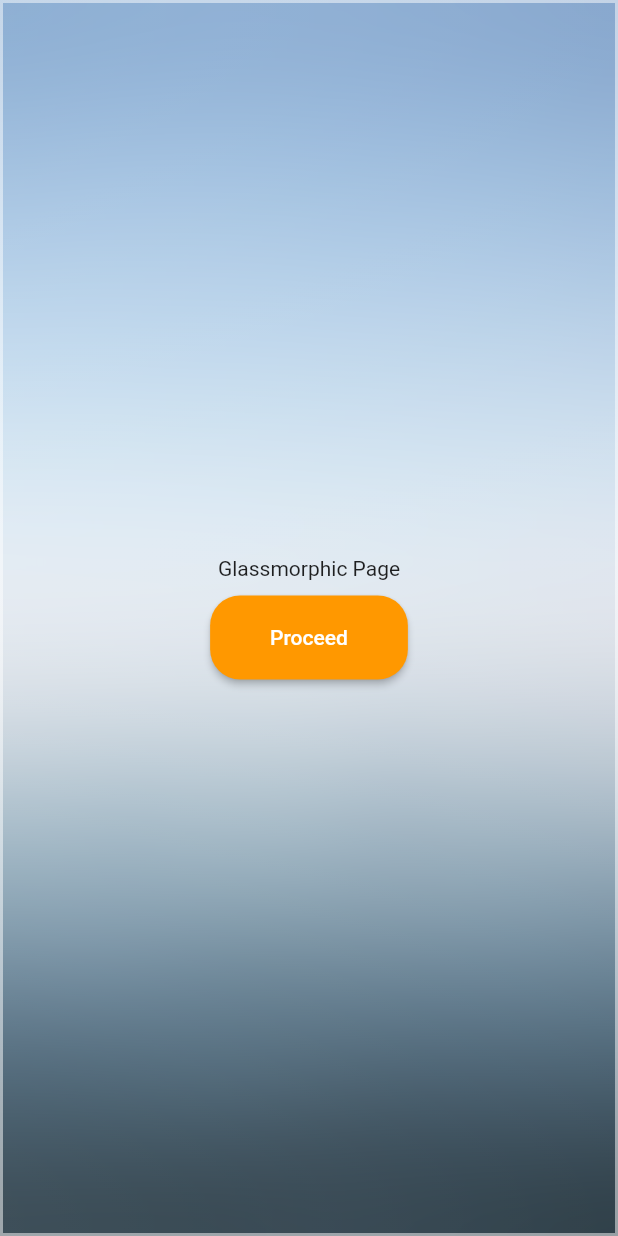
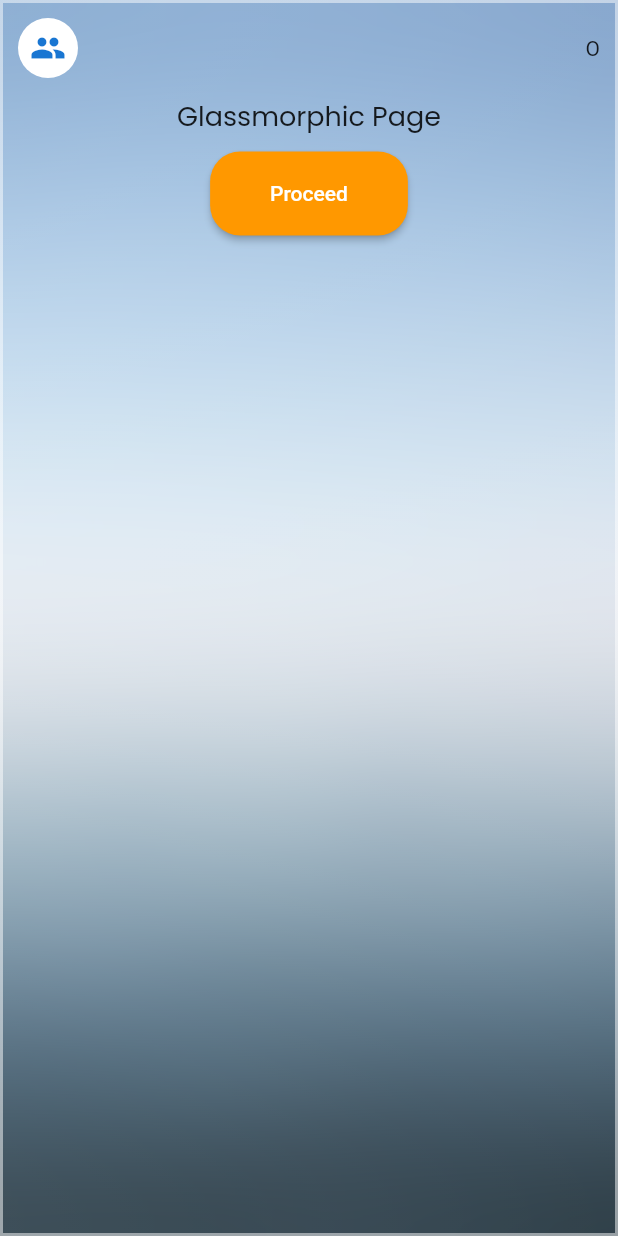
Before and after one commit to maulahaz/flt-zapprun-exercise, a Flutter app: the screen it shows after launch, on a phone screen of 412 x 824 dp. Run offline on Flutter 3.47's test engine with Material 2 defaults, Android fonts, the phone set to English and light mode, and no system bars; drawn by our look-alikes of glassmorphism.

Commit message:
Add Themes

```diff
--- a/lib/configs/all_configs.dart
+++ b/lib/configs/all_configs.dart
@@ -1,3 +1,4 @@
 export 'colors.dart';
 export 'sizes.dart';
 export 'styles.dart';
+export 'themes.dart';
--- a/lib/configs/colors.dart
+++ b/lib/configs/colors.dart
@@ -1,4 +1,15 @@
 import 'package:flutter/material.dart';
+
+// Main Colors:
+// --------------------------------------------------
+const kRed = Color(0xFFE92E30);
+const kGreen = Color(0xFF6AC259);
+const kBlue = Colors.blue;
+const kYellow = Colors.yellow;
+const kGrey = Color(0xFFC1C1C1);
+const kWhite = Color(0xFFFFFFFF);
+const kBlack = Color(0xFF101010);
+const kTransparent = Colors.transparent;
 
 //--App Colors (can be for Text):
 // --------------------------------------------------
--- a/lib/configs/sizes.dart
+++ b/lib/configs/sizes.dart
@@ -1,6 +1,6 @@
 //--Padding:
 // --------------------------------------------------
-const double kDefaultPadding = 20.0;
+const double kDefaultPadding = 12;
 
 //--Responsive:
 // --------------------------------------------------
--- /dev/null
+++ b/lib/configs/themes.dart
@@ -0,0 +1,27 @@
+import 'package:flutter/material.dart';
+
+import 'all_configs.dart';
+
+class Themes {
+  static final lightMode = ThemeData(
+      primaryColor: kAppPrimary,
+      brightness: Brightness.light,
+      fontFamily: 'Poppins',
+      inputDecorationTheme: InputDecorationTheme(
+          border: OutlineInputBorder(
+              borderRadius: BorderRadius.circular(20.0),
+              borderSide: BorderSide.none),
+          filled: true,
+          fillColor: Colors.grey.withOpacity(0.1)));
+
+  static final darkMode = ThemeData(
+    primaryColor: Colors.blue,
+    brightness: Brightness.dark,
+    fontFamily: 'Poppins',
+    inputDecorationTheme: InputDecorationTheme(
+          border: OutlineInputBorder(
+              borderRadius: BorderRadius.circular(20.0),
+              borderSide: BorderSide.none),
+          filled: true,
+          fillColor: Colors.grey.withOpacity(0.1)));
+}
--- a/lib/modules/glassmorphic/views/glassmorphic_pg.dart
+++ b/lib/modules/glassmorphic/views/glassmorphic_pg.dart
@@ -1,5 +1,6 @@
 import 'package:flutter/material.dart';
 import 'package:flutter_app/components/all_components.dart';
+import 'package:flutter_app/configs/all_configs.dart';
 
 class GlassmorphicPage extends StatefulWidget {
   const GlassmorphicPage({super.key});
@@ -24,16 +25,31 @@ class _GlassmorphicPageState extends State<GlassmorphicPage> {
             width: sz.width,
             height: sz.height,
             borderRadius: 0,
-            child: Stack(
+            child: Column(
               children: [
+                Padding(
+                  padding: const EdgeInsets.all(kDefaultPadding),
+                  child: Row(
+                    mainAxisAlignment: MainAxisAlignment.spaceBetween,
+                    children: [
+                    CircleAvatar(
+                      backgroundColor: kWhite,
+                      child: Icon(Icons.people)
+                    ),
+                    Text('O')
+                  ],),
+                ),
                 Container(
                   alignment: Alignment.center,
                   child: Column(
                     mainAxisAlignment: MainAxisAlignment.center,
                     children: [
-                  Text('Glassmorphic Page'),
-                  SizedBox(height: 10),
-                  ElevatedButton(onPressed: () {}, child: Text('Proceed'))
+                      Text(
+                        'Glassmorphic Page',
+                        style: TextStyle(fontFamily: 'Poppins', fontSize: 18),
+                      ),
+                      SizedBox(height: 10),
+                      ElevatedButton(onPressed: () {}, child: Text('Proceed'))
                     ],
                   ),
                 ),
--- a/lib/modules/notes_app/pages/front_pg.dart
+++ b/lib/modules/notes_app/pages/front_pg.dart
@@ -26,6 +26,8 @@ class FrontPage extends StatelessWidget {
                   ),
                   child: Icon(Icons.sort)))
             ],),
+
+
             //--Body:
           ],
         ),
--- a/lib/modules/notes_app/pages/note_app_pg.dart
+++ b/lib/modules/notes_app/pages/note_app_pg.dart
@@ -1,5 +1,6 @@
 //--Ref: https://www.youtube.com/watch?v=4Na6MF_9tIE
 import 'package:flutter/material.dart';
+import 'package:flutter_app/configs/all_configs.dart';
 
 import 'all_pages.dart';
 
@@ -11,7 +12,7 @@ class NoteApp extends StatelessWidget {
   Widget build(BuildContext context) {
     return MaterialApp(
       title: 'Flutter App!!',
-      theme: ThemeData(primarySwatch: Colors.purple),
+      theme: Themes.lightMode,
       home: const FrontPage(),
       debugShowCheckedModeBanner: false,
     );
```
Also changed, not shown: pubspec.yaml (+4 -4 lines), 3 other files.
